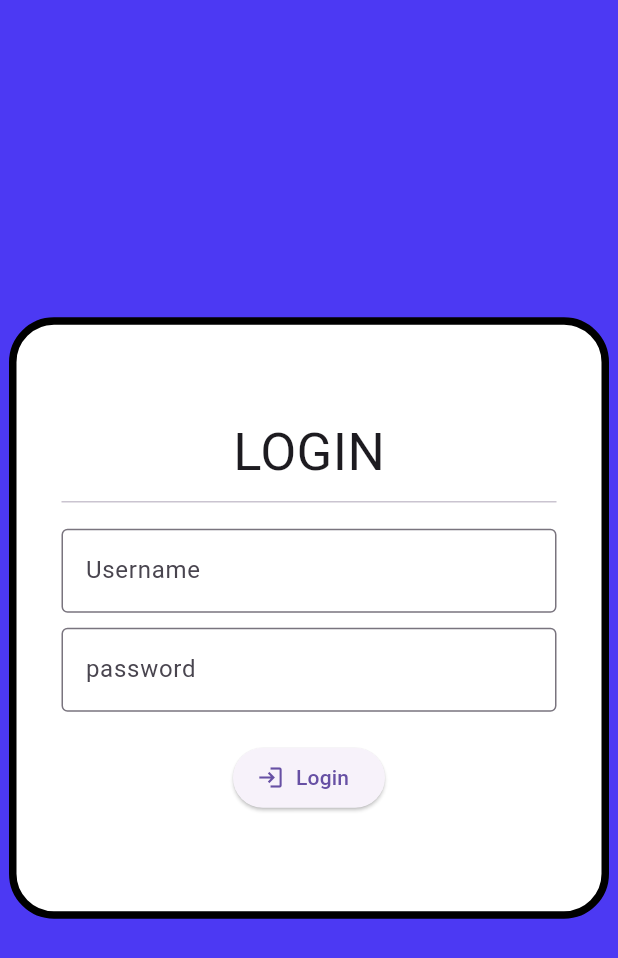
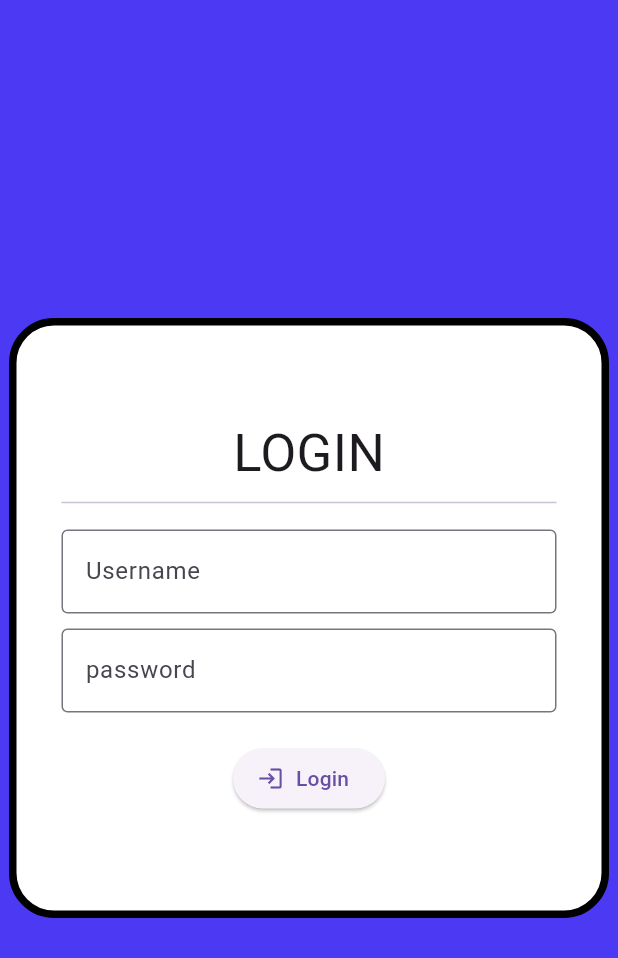
Before and after one commit to adhilmuhammedd/Flutter-Login-Page, a Flutter app: the screen it shows after launch, on a phone screen of 412 x 824 dp. Shown: the top 958 px of the screen. Run offline on Flutter 3.47's test engine with Material 3 defaults, Android fonts, the phone set to English and light mode, and no system bars.

Commit message:
Update login.dart

```diff
--- a/login/lib/login.dart
+++ b/login/lib/login.dart
@@ -12,7 +12,7 @@ class MyLogin extends StatelessWidget {
       backgroundColor: const Color.fromARGB(255, 76, 57, 243),
       body: Center(
         child: Container(
-          height: 401,
+          height: 400,
           width: 400,
           decoration: BoxDecoration(borderRadius: const BorderRadius.all(Radius.circular(30)),
             color: Colors.white,
```
